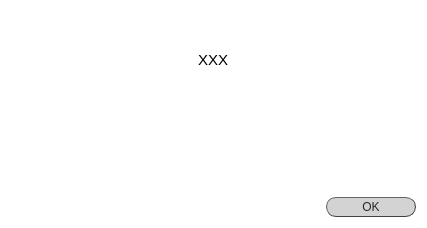
jsanchez679/morphoHeart, file src/gui/ui/prompt_ok.ui: the form before one commit.
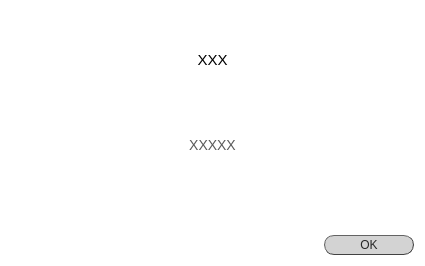
The form after the commit.

Patch:
```diff
--- a/src/gui/ui/prompt_ok.ui
+++ b/src/gui/ui/prompt_ok.ui
@@ -6,8 +6,8 @@
    <rect>
     <x>0</x>
     <y>0</y>
-    <width>427</width>
-    <height>228</height>
+    <width>425</width>
+    <height>249</height>
    </rect>
   </property>
   <property name="windowTitle">
@@ -59,24 +59,24 @@
      </item>
     </layout>
    </item>
-   <item alignment="Qt::AlignHCenter|Qt::AlignVCenter">
+   <item>
     <widget class="QTextEdit" name="textEdit">
      <property name="sizePolicy">
-      <sizepolicy hsizetype="Fixed" vsizetype="Fixed">
+      <sizepolicy hsizetype="Preferred" vsizetype="Expanding">
        <horstretch>0</horstretch>
        <verstretch>0</verstretch>
       </sizepolicy>
      </property>
      <property name="minimumSize">
       <size>
-       <width>400</width>
+       <width>0</width>
        <height>80</height>
       </size>
      </property>
      <property name="maximumSize">
       <size>
        <width>16777215</width>
-       <height>16777215</height>
+       <height>100</height>
       </size>
      </property>
      <property name="styleSheet">
@@ -108,6 +108,56 @@
      </property>
     </widget>
    </item>
+   <item>
+    <widget class="QTextEdit" name="textEdit1">
+     <property name="sizePolicy">
+      <sizepolicy hsizetype="Preferred" vsizetype="Expanding">
+       <horstretch>0</horstretch>
+       <verstretch>0</verstretch>
+      </sizepolicy>
+     </property>
+     <property name="minimumSize">
+      <size>
+       <width>0</width>
+       <height>70</height>
+      </size>
+     </property>
+     <property name="maximumSize">
+      <size>
+       <width>16777215</width>
+       <height>100</height>
+      </size>
+     </property>
+     <property name="styleSheet">
+      <string notr="true">QTextEdit {background-color: rgba(0,0,0,0);
+font: 25 10.5pt &quot;Calibri Light&quot;;
+font-family: &quot;Calibri Light&quot;;
+color: rgb(90, 90, 90);
+}
+
+					</string>
+     </property>
+     <property name="frameShape">
+      <enum>QFrame::NoFrame</enum>
+     </property>
+     <property name="documentTitle">
+      <string/>
+     </property>
+     <property name="readOnly">
+      <bool>true</bool>
+     </property>
+     <property name="html">
+      <string>&lt;!DOCTYPE HTML PUBLIC &quot;-//W3C//DTD HTML 4.0//EN&quot; &quot;http://www.w3.org/TR/REC-html40/strict.dtd&quot;&gt;
+&lt;html&gt;&lt;head&gt;&lt;meta name=&quot;qrichtext&quot; content=&quot;1&quot; /&gt;&lt;style type=&quot;text/css&quot;&gt;
+p, li { white-space: pre-wrap; }
+&lt;/style&gt;&lt;/head&gt;&lt;body style=&quot; font-family:'Calibri Light'; font-size:10.5pt; font-weight:24; font-style:normal;&quot;&gt;
+&lt;p align=&quot;center&quot; style=&quot; margin-top:0px; margin-bottom:0px; margin-left:0px; margin-right:0px; -qt-block-indent:0; text-indent:0px;&quot;&gt;XXXXX&lt;/p&gt;&lt;/body&gt;&lt;/html&gt;</string>
+     </property>
+     <property name="placeholderText">
+      <string>X</string>
+     </property>
+    </widget>
+   </item>
    <item>
     <widget class="QLabel" name="blank">
      <property name="sizePolicy">
```
